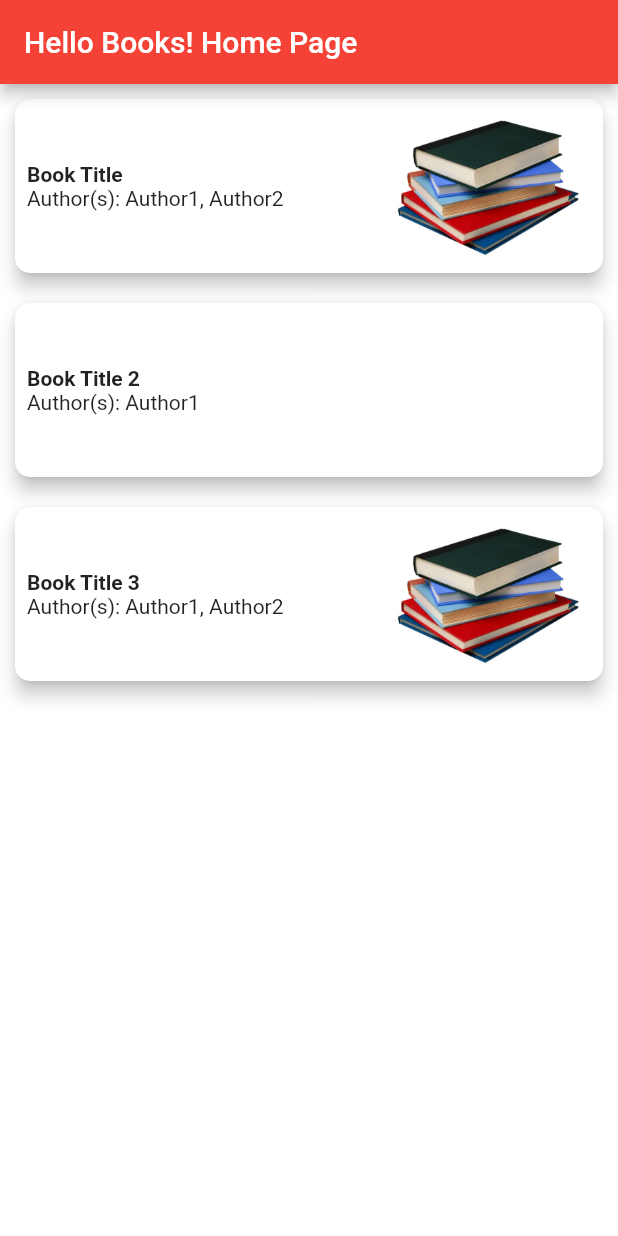
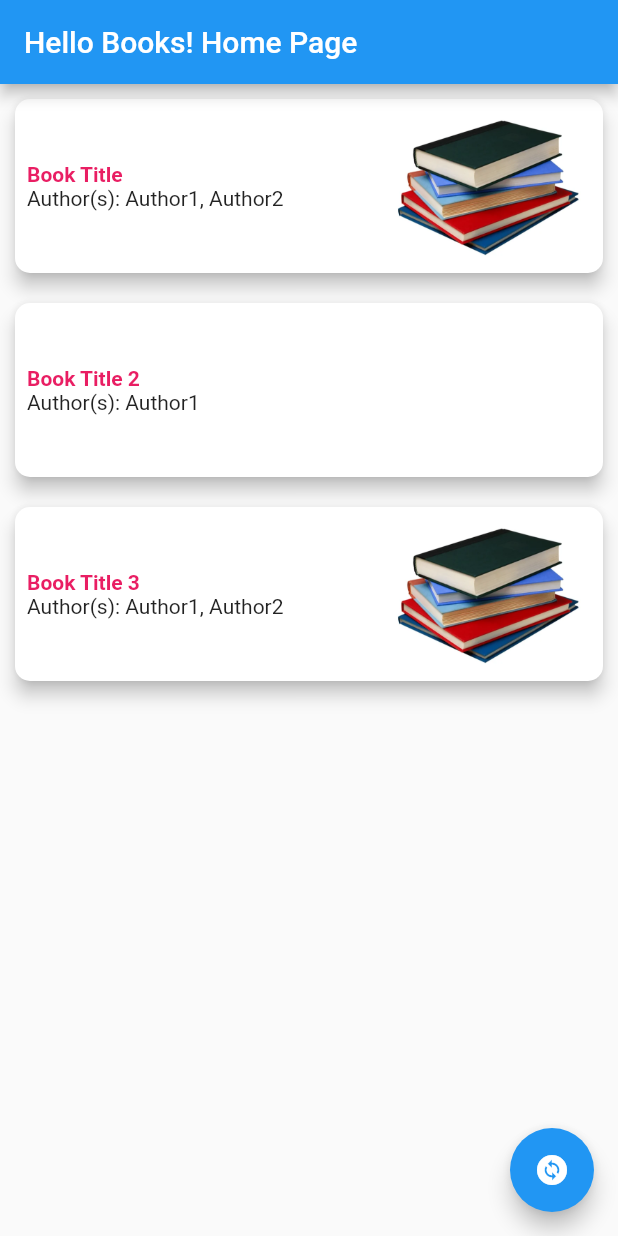
Before and after one commit to greg7gkb/pragmatic_flutter, a Flutter app: the screen it shows after launch, on a phone screen of 412 x 824 dp. Run offline on Flutter 3.47's test engine with Material 2 defaults, Android fonts, the phone set to English and light mode, and no system bars.

Commit message:
adding dyanmic themeing

```diff
--- a/lib/books_home.dart
+++ b/lib/books_home.dart
@@ -1,18 +1,38 @@
+import 'themes.dart' as _themes;
 import 'package:flutter/material.dart';
 
-class BooksHome extends StatelessWidget {
+class BooksHome extends StatefulWidget {
   const BooksHome({Key? key, required this.title}) : super(key: key);
   final String title;
 
   @override
+  State<StatefulWidget> createState() => _BooksHomeState();
+}
+
+class _BooksHomeState extends State<BooksHome> {
+  var theme = _themes.defaultTheme;
+
+  void _switchTheme() {
+    setState(() {
+      theme = _themes.next(theme);
+    });
+  }
+
+  @override
   Widget build(BuildContext context) {
-    return Scaffold(
-      backgroundColor: Colors.white,
-      appBar: AppBar(
-        title: Text(title),
-      ),
-      body: const BooksList(),
-    );
+    return Theme(
+        data: theme,
+        child: Scaffold(
+          appBar: AppBar(
+            title: Text(widget.title),
+          ),
+          body: const BooksList(),
+          floatingActionButton: FloatingActionButton(
+            onPressed: _switchTheme,
+            tooltip: 'Change Theme',
+            child: const Icon(Icons.change_circle),
+          ),
+        ));
   }
 }
 
@@ -75,8 +95,11 @@ class BookCard extends StatelessWidget {
                 children: <Widget>[
                   Text(
                     '${booksListing[index]['title']}',
-                    style: const TextStyle(
-                        fontSize: 14, fontWeight: FontWeight.bold),
+                    style: TextStyle(
+                      fontSize: 14,
+                      fontWeight: FontWeight.bold,
+                      color: Theme.of(context).primaryColor,
+                    ),
                   ),
                   booksListing[index]['authors'] != null
                       ? Text(
--- a/lib/hello_books_app.dart
+++ b/lib/hello_books_app.dart
@@ -1,5 +1,6 @@
 import 'package:flutter/material.dart';
 
+import 'themes.dart';
 import 'books_home.dart';
 
 class HelloBooksApp extends StatelessWidget {
@@ -9,12 +10,11 @@ class HelloBooksApp extends StatelessWidget {
   @override
   Widget build(BuildContext context) {
     const String title = 'Hello Books!';
+
     return MaterialApp(
       // debugShowCheckedModeBanner: false,
       title: title,
-      theme: ThemeData(
-        primarySwatch: Colors.red,
-      ),
+      theme: defaultTheme,
       home: const BooksHome(title: title + ' Home Page'),
     );
   }
```
Also changed, not shown: lib/themes.dart (added, +21 -0 lines), 1 other file.
